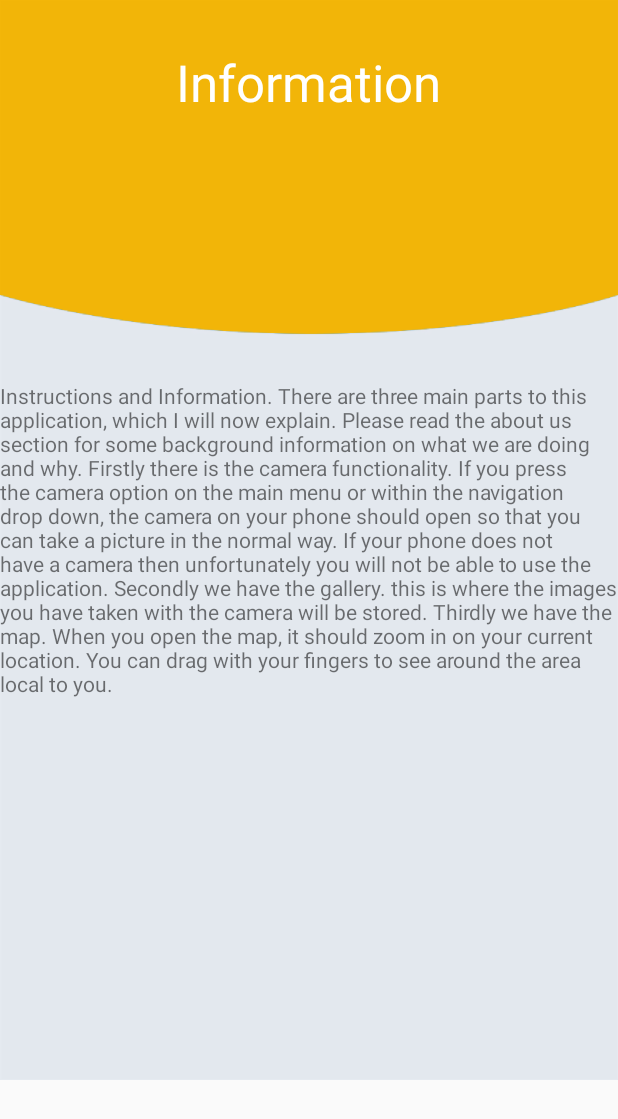
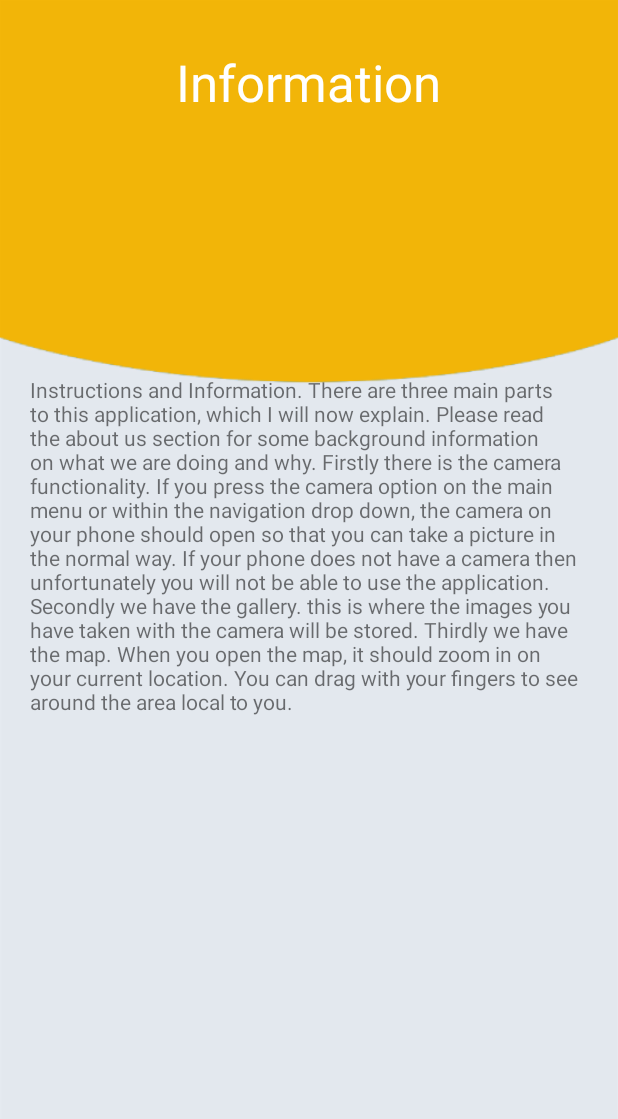
Before and after one commit to shaqq15/SpotABeeProj, an Android app: the fragment InfoPageFragment placed in its activity, on a phone screen of 412 x 824 dp. Shown: the top 1119 px of the screen. Run offline under Robolectric (Android 15) with nearby library versions, the phone set to English and light mode, and no system bars.

Commit message:
Fixed alignment on Information tab

```diff
--- a/app/src/main/res/layout/fragment_info_page.xml
+++ b/app/src/main/res/layout/fragment_info_page.xml
@@ -1,7 +1,7 @@
 <FrameLayout xmlns:android="http://schemas.android.com/apk/res/android"
     xmlns:tools="http://schemas.android.com/tools"
-    android:layout_width="wrap_content"
-    android:layout_height="wrap_content"
+    android:layout_width="match_parent"
+    android:layout_height="match_parent"
     android:background="@drawable/bg"
     tools:context="com.example.c1618639.myapplication.InfoPageFragment">
 
@@ -22,7 +22,10 @@
     <TextView
         android:layout_width="match_parent"
         android:layout_height="match_parent"
-        android:layout_gravity="center"
+        android:layout_marginTop="250dp"
+        android:layout_marginRight="20dp"
+        android:layout_marginLeft="20dp"
+        android:layout_gravity="bottom"
         android:text="@string/info_instructions_content" />
     <!--<TextView-->
     <!--android:layout_width="match_parent"-->
```
